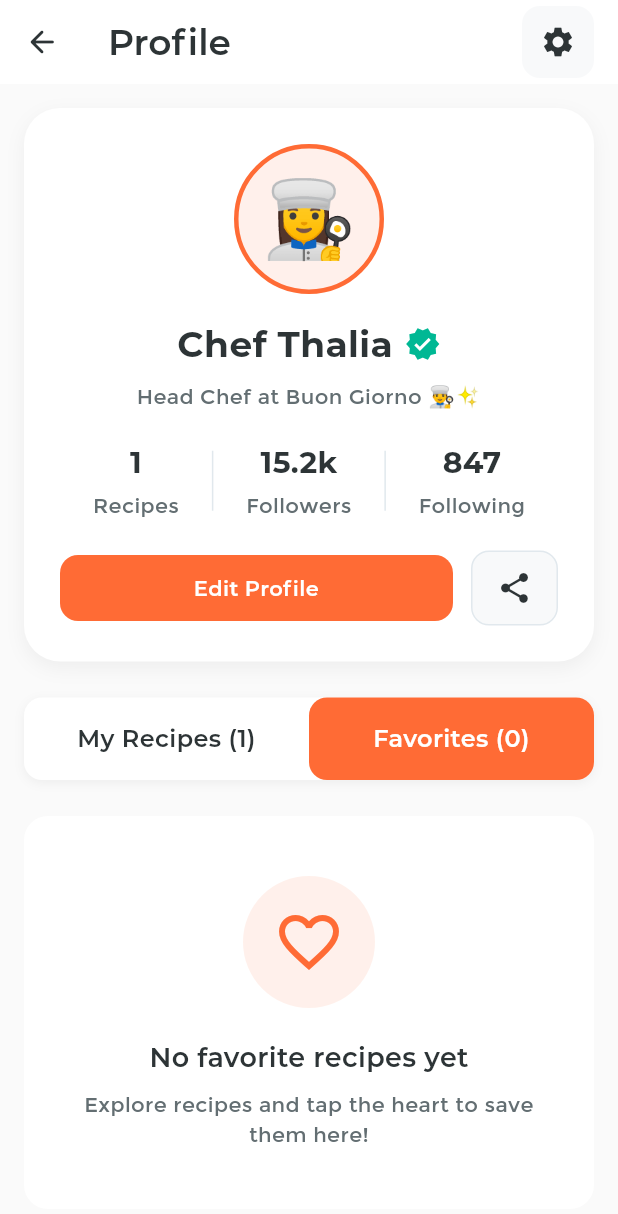
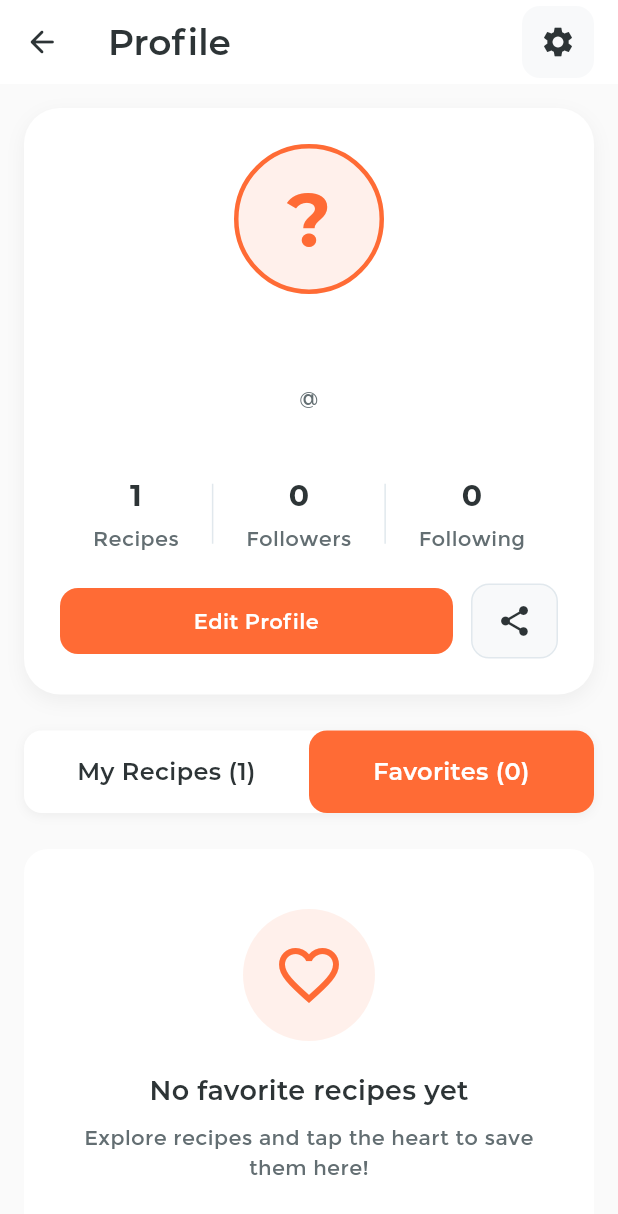
Before and after one commit to ailadonayre/Flavorful-App, a Flutter app: the ProfileScreen screen opened directly, after a tap on an icon or button, on a phone screen of 412 x 824 dp. Shown: the top 1214 px of the screen. Run offline on Flutter 3.47's test engine with Material 3 defaults, Android fonts, the phone set to English and light mode, and no system bars; our stand-ins replace cloud_firestore, firebase_auth, firebase_core, flutter_dotenv, shared_preferences; accounts and stored records are empty; project files that could hold a hidden picture were left out.

```diff
--- a/lib/screens/profile_screen.dart
+++ b/lib/screens/profile_screen.dart
@@ -1,9 +1,11 @@
 import 'package:flutter/material.dart';
+import 'package:firebase_auth/firebase_auth.dart';
 import '../config/app_theme.dart';
 import '../models/recipe.dart';
-import '../models/user.dart';
+import '../models/user_model.dart';
 import '../services/recipe_data_service.dart';
 import '../services/favorites_service.dart';
+import '../services/auth_service.dart';
 import '../widgets/recipe_card.dart';
 
 class ProfileScreen extends StatefulWidget {
@@ -14,11 +16,13 @@ class ProfileScreen extends StatefulWidget {
 }
 
 class _ProfileScreenState extends State<ProfileScreen> with TickerProviderStateMixin {
-  User? _currentUser;
+  final AuthService _authService = AuthService();
+  UserModel? _currentUser;
   List<Recipe> _myRecipes = [];
   List<Recipe> _favoriteRecipes = [];
   String _activeTab = 'myRecipes';
   final ScrollController _scrollController = ScrollController();
+  bool _isLoading = true;
 
   @override
   void initState() {
@@ -32,16 +36,25 @@ class _ProfileScreenState extends State<ProfileScreen> with TickerProviderStateM
     super.dispose();
   }
 
-  void _loadUserData() {
-    setState(() {
-      _currentUser = RecipeDataService.users.first;
+  Future<void> _loadUserData() async {
+    final user = FirebaseAuth.instance.currentUser;
+    if (user != null) {
+      final userData = await _authService.getUserData(user.uid);
+      setState(() {
+        _currentUser = userData;
 
-      _myRecipes = RecipeDataService.recipes
-          .where((recipe) => recipe.uploadedBy.name == _currentUser!.name)
-          .toList();
+        _myRecipes = RecipeDataService.recipes
+            .where((recipe) => recipe.uploadedBy.name == 'Chef Thalia')
+            .toList();
 
-      _favoriteRecipes = FavoritesService.getFavoriteRecipes();
-    });
+        _favoriteRecipes = FavoritesService.getFavoriteRecipes();
+        _isLoading = false;
+      });
+    } else {
+      setState(() {
+        _isLoading = false;
+      });
+    }
   }
 
   void _switchTab(String tab) {
@@ -60,10 +73,23 @@ class _ProfileScreenState extends State<ProfileScreen> with TickerProviderStateM
 
   @override
   Widget build(BuildContext context) {
-    if (_currentUser == null) {
+    if (_isLoading) {
       return const Scaffold(
         backgroundColor: AppColors.background,
         body: Center(child: CircularProgressIndicator()),
+      );
+    }
+
+    if (_currentUser == null) {
+      return Scaffold(
+        backgroundColor: AppColors.background,
+        appBar: AppBar(
+          backgroundColor: AppColors.surface,
+          title: const Text('Profile'),
+        ),
+        body: const Center(
+          child: Text('No user logged in'),
+        ),
       );
     }
 
@@ -135,15 +161,18 @@ class _ProfileScreenState extends State<ProfileScreen> with TickerProviderStateM
             decoration: BoxDecoration(
               color: AppColors.primary.withValues(alpha: 0.1),
               shape: BoxShape.circle,
-              border: Border.all(
-                color: AppColors.primary,
-                width: 3,
-              ),
+              border: Border.all(color: AppColors.primary, width: 3),
             ),
             child: Center(
               child: Text(
-                _currentUser!.avatar,
-                style: const TextStyle(fontSize: 50),
+                _currentUser!.displayName.isNotEmpty
+                    ? _currentUser!.displayName[0].toUpperCase()
+                    : '?',
+                style: const TextStyle(
+                  fontSize: 50,
+                  fontWeight: FontWeight.bold,
+                  color: AppColors.primary,
+                ),
               ),
             ),
           ),
@@ -152,7 +181,7 @@ class _ProfileScreenState extends State<ProfileScreen> with TickerProviderStateM
             mainAxisAlignment: MainAxisAlignment.center,
             children: [
               Text(
-                _currentUser!.name,
+                _currentUser!.displayName,
                 style: const TextStyle(
                   fontFamily: AppTheme.fontFamily,
                   fontSize: 24,
@@ -160,21 +189,30 @@ class _ProfileScreenState extends State<ProfileScreen> with TickerProviderStateM
                   color: AppColors.textPrimary,
                 ),
               ),
-              if (_currentUser!.isVerified) ...[
+              if (_currentUser!.isVerifiedChef) ...[
                 const SizedBox(width: 8),
                 const Icon(Icons.verified, color: AppColors.accent, size: 24),
               ],
             ],
           ),
           const SizedBox(height: 8),
-          const Text(
-            'Head Chef at Buon Giorno 👨‍🍳✨',
+          Text(
+            '@${_currentUser!.username}',
             textAlign: TextAlign.center,
-            style: TextStyle(
+            style: const TextStyle(
               fontFamily: AppTheme.fontFamily,
               fontSize: 14,
               color: AppColors.textSecondary,
-              height: 1.4,
+            ),
+          ),
+          const SizedBox(height: 4),
+          Text(
+            _currentUser!.email,
+            textAlign: TextAlign.center,
+            style: const TextStyle(
+              fontFamily: AppTheme.fontFamily,
+              fontSize: 12,
+              color: AppColors.textSecondary,
             ),
           ),
           const SizedBox(height: 20),
@@ -183,9 +221,9 @@ class _ProfileScreenState extends State<ProfileScreen> with TickerProviderStateM
             children: [
               _buildStatItem('Recipes', _myRecipes.length.toString()),
               Container(height: 40, width: 1, color: AppColors.border),
-              _buildStatItem('Followers', _formatNumber(_currentUser!.followers)),
+              _buildStatItem('Followers', '0'),
               Container(height: 40, width: 1, color: AppColors.border),
-              _buildStatItem('Following', _formatNumber(847)),
+              _buildStatItem('Following', '0'),
             ],
           ),
           const SizedBox(height: 20),
@@ -199,7 +237,6 @@ class _ProfileScreenState extends State<ProfileScreen> with TickerProviderStateM
                   ),
                   child: Material(
                     color: Colors.transparent,
-                    borderRadius: BorderRadius.circular(12),
                     child: InkWell(
                       borderRadius: BorderRadius.circular(12),
                       onTap: () => _showSnackBar('Edit profile coming soon!'),
@@ -228,7 +265,6 @@ class _ProfileScreenState extends State<ProfileScreen> with TickerProviderStateM
                 ),
                 child: Material(
                   color: Colors.transparent,
-                  borderRadius: BorderRadius.circular(12),
                   child: InkWell(
                     borderRadius: BorderRadius.circular(12),
                     onTap: () => _showSnackBar('Share profile coming soon!'),
@@ -314,7 +350,6 @@ class _ProfileScreenState extends State<ProfileScreen> with TickerProviderStateM
       ),
       child: Material(
         color: Colors.transparent,
-        borderRadius: BorderRadius.circular(12),
         child: InkWell(
           borderRadius: BorderRadius.circular(12),
           onTap: onTap,
@@ -322,13 +357,13 @@ class _ProfileScreenState extends State<ProfileScreen> with TickerProviderStateM
             padding: const EdgeInsets.symmetric(vertical: 16, horizontal: 12),
             child: Text(
               title,
+              textAlign: TextAlign.center,
               style: TextStyle(
                 fontFamily: AppTheme.fontFamily,
                 fontWeight: FontWeight.w600,
                 fontSize: 16,
                 color: isActive ? Colors.white : AppColors.textPrimary,
               ),
-              textAlign: TextAlign.center,
             ),
           ),
         ),
@@ -396,17 +431,9 @@ class _ProfileScreenState extends State<ProfileScreen> with TickerProviderStateM
     return Container(
       margin: const EdgeInsets.symmetric(horizontal: 16),
       child: Column(
-        children:
-        currentRecipes.map((recipe) => RecipeCard(recipe: recipe)).toList(),
+        children: currentRecipes.map((recipe) => RecipeCard(recipe: recipe)).toList(),
       ),
     );
-  }
-
-  String _formatNumber(int number) {
-    if (number >= 1000) {
-      return '${(number / 1000).toStringAsFixed(1)}k';
-    }
-    return number.toString();
   }
 
   void _showSnackBar(String message) {
--- a/pubspec.yaml
+++ b/pubspec.yaml
@@ -12,7 +12,7 @@ dependencies:
   flutter:
     sdk: flutter
   cupertino_icons: ^1.0.2
-  flutter_dotenv: ^5.1.0
+  flutter_dotenv: ^6.0.0
   firebase_core: ^2.24.2
   firebase_auth: ^4.15.3
   cloud_firestore: ^4.13.6
```
Also changed, not shown: lib/main.dart (+14 -14 lines), lib/widgets/app_drawer.dart (+140 -64 lines), pubspec.lock, 1 other file.
